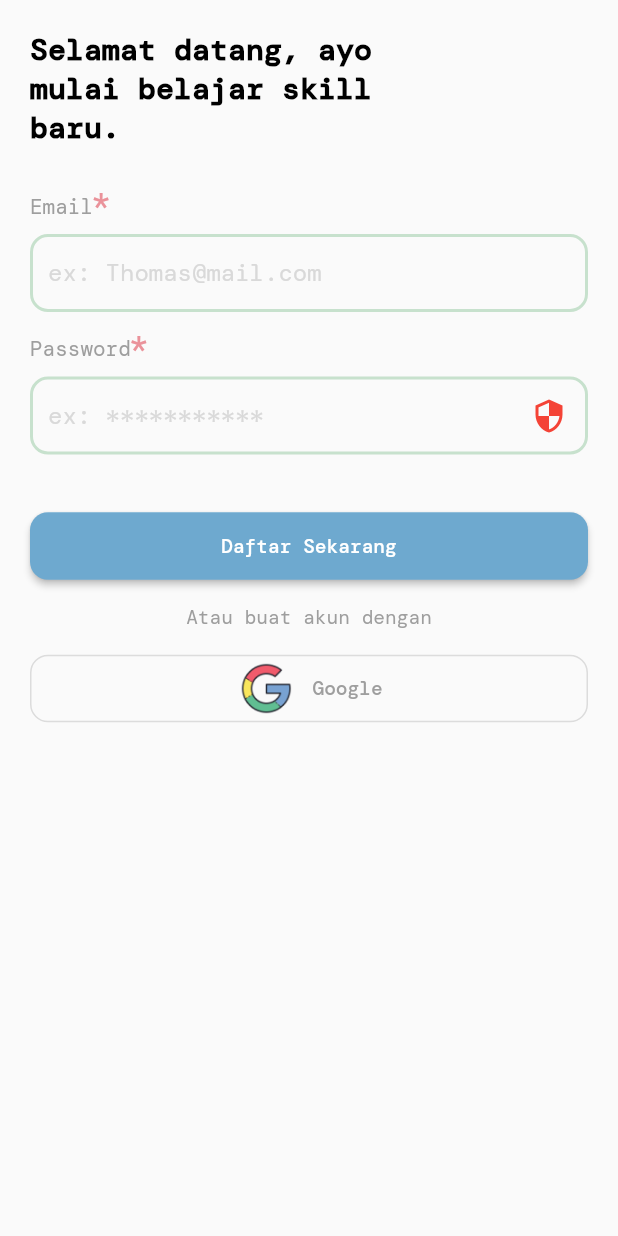
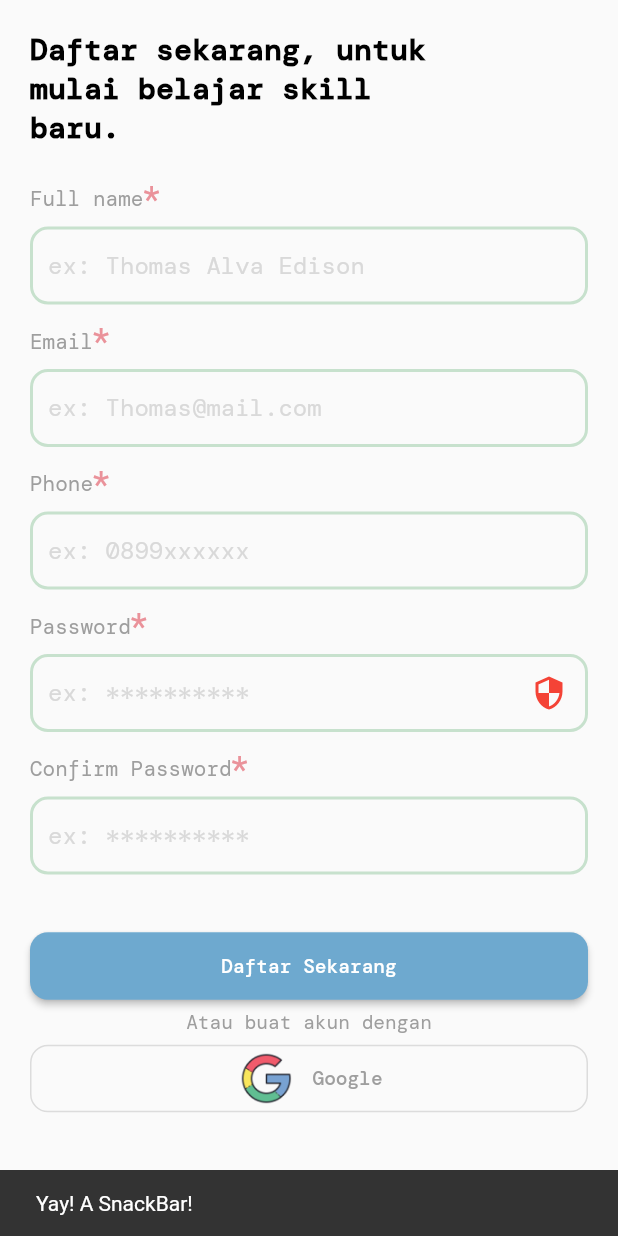
Before and after one commit to dewaprabawa/vooms, a Flutter app: the screen it shows after launch, after a tap on "Daftar Sekarang", on a phone screen of 412 x 824 dp. Run offline on Flutter 3.47's test engine with Material 2 defaults, Android fonts, the phone set to English and light mode, and no system bars; our stand-ins replace bloc, cloud_firestore, dartz, equatable, firebase_auth, firebase_core and 4 more; accounts and stored records are empty; network calls fail; Roboto replaces fonts that are missing (TextStyle); project files that could hold a hidden picture were left out.

Commit message:
add authentication

```diff
--- a/lib/app.dart
+++ b/lib/app.dart
@@ -1,6 +1,11 @@
+import 'package:cloud_firestore/cloud_firestore.dart';
+import 'package:firebase_auth/firebase_auth.dart';
 import 'package:flutter/material.dart';
 import 'package:google_fonts/google_fonts.dart';
 import 'package:vooms/authentications/pages/sign_in/sign_in_page.dart';
+import 'package:vooms/authentications/repository/auth_repository.dart';
+import 'package:vooms/authentications/repository/auth_services.dart';
+import 'package:vooms/authentications/repository/user_services.dart';
 import 'package:vooms/on_boarding/on_boarding_page.dart';
 import 'package:vooms/shareds/general_helper/ui_color_constants.dart';
 import 'package:flutter_bloc/flutter_bloc.dart';
@@ -8,23 +13,26 @@ import 'authentications/pages/sign_up/sign_up_page.dart';
 import 'authentications/pages/sign_up/signup_cubit/sign_up_cubit.dart';
 
 class App extends StatelessWidget {
-  const App({Key? key}): super(key: key);
+  App({Key? key}) : super(key: key);
+
+  final authRepository = AuthRepositoryImpl(
+      AuthServicesImpl(FirebaseAuth.instance),
+      UserStoreImpl(FirebaseFirestore.instance));
 
   @override
   Widget build(BuildContext context) {
     return MultiBlocProvider(
       providers: [
-        BlocProvider(create: (context) => SignUpCubit())
+        BlocProvider(create: (context) => SignUpCubit(authRepository))
       ],
       child: MaterialApp(
         title: 'Vooms',
         theme: ThemeData(
-          primarySwatch: UIColorConstant.materialPrimaryBlue,
-          hintColor: UIColorConstant.accentGrey1,
-          errorColor: UIColorConstant.primaryRed,
-          fontFamily: GoogleFonts.dmMono().toString()
-        ),
-        home: const SignInPage(),
+            primarySwatch: UIColorConstant.materialPrimaryBlue,
+            hintColor: UIColorConstant.accentGrey1,
+            errorColor: UIColorConstant.primaryRed,
+            fontFamily: GoogleFonts.dmMono().toString()),
+        home: const SignUpPage(),
       ),
     );
   }
--- a/lib/authentications/pages/sign_up/sign_up_page.dart
+++ b/lib/authentications/pages/sign_up/sign_up_page.dart
@@ -43,8 +43,14 @@ class _SignUpPageState extends State<SignUpPage> {
   Widget build(BuildContext context) {
     return Scaffold(
       body: BlocConsumer<SignUpCubit, SignUpState>(listener: (context, state) {
-        if (state.status == FormzStatus.invalid) {
-          print("The textfield does not complete");
+        if (state.status == FormzStatus.submissionFailure) {
+          const snackBar = SnackBar(
+            content: Text('Yay! A SnackBar!'),
+          );
+
+// Find the ScaffoldMessenger in the widget tree
+// and use it to show a SnackBar.
+          ScaffoldMessenger.of(context).showSnackBar(snackBar);
         }
       }, builder: (context, state) {
         return SafeArea(
@@ -174,17 +180,13 @@ class _SignUpPageState extends State<SignUpPage> {
                 margin: const EdgeInsets.symmetric(horizontal: 20),
                 text: "Google",
                 leadingChild: Image.asset(UIAssetConstants.googleButtonImage),
-                onPressed: (){
-
-                },
+                onPressed: () {},
               ),
               const SizedBox(
                 height: 20,
               ),
               TextButton(
-                  onPressed: () {
-
-                  },
+                onPressed: () {},
                 child: Row(
                   mainAxisAlignment: MainAxisAlignment.center,
                   children: [
--- a/lib/authentications/pages/sign_up/signup_cubit/sign_up_cubit.dart
+++ b/lib/authentications/pages/sign_up/signup_cubit/sign_up_cubit.dart
@@ -6,33 +6,45 @@ import 'package:vooms/authentications/pages/sign_up/signup_cubit/validation_mode
 import 'package:vooms/authentications/pages/sign_up/signup_cubit/validation_models/full_name.dart';
 import 'package:vooms/authentications/pages/sign_up/signup_cubit/validation_models/password.dart';
 import 'package:vooms/authentications/pages/sign_up/signup_cubit/validation_models/phone_numbar.dart';
-
-
+import 'package:vooms/authentications/repository/auth_repository.dart';
+import 'package:vooms/authentications/repository/failure.dart';
 
 part 'sign_up_state.dart';
 
 class SignUpCubit extends Cubit<SignUpState> {
-  SignUpCubit() : super(const SignUpState());
+  SignUpCubit(this.authRepository) : super(const SignUpState());
 
-   void onSecureOnChanged(){
-    emit(state.copyWith(
-      isSecurity: !state.isSecurity
-    ));
-   }
+  final AuthRepository authRepository;
 
-   void fullNameChanged(String value) {
+  void onSecureOnChanged() {
+    emit(state.copyWith(isSecurity: !state.isSecurity));
+  }
+
+  void fullNameChanged(String value) {
     final fullName = FullName.dirty(value);
     emit(state.copyWith(
       fullName: fullName,
-      status:  Formz.validate([fullName, state.email, state.password, state.confirmPassword, state.phoneNumber]),
+      status: Formz.validate([
+        fullName,
+        state.email,
+        state.password,
+        state.confirmPassword,
+        state.phoneNumber
+      ]),
     ));
   }
 
-  void phoneNumberChanged(String value){
+  void phoneNumberChanged(String value) {
     final phoneNumber = PhoneNumber.dirty(value);
     emit(state.copyWith(
       phoneNumber: phoneNumber,
-      status:  Formz.validate([phoneNumber, state.fullName, state.email, state.password, state.confirmPassword]),
+      status: Formz.validate([
+        phoneNumber,
+        state.fullName,
+        state.email,
+        state.password,
+        state.confirmPassword
+      ]),
     ));
   }
 
@@ -40,37 +52,69 @@ class SignUpCubit extends Cubit<SignUpState> {
     final email = Email.dirty(value);
     emit(state.copyWith(
       email: email,
-      status:  Formz.validate([state.fullName, email, state.password, state.confirmPassword, state.phoneNumber]),
+      status: Formz.validate([
+        state.fullName,
+        email,
+        state.password,
+        state.confirmPassword,
+        state.phoneNumber
+      ]),
     ));
   }
 
   void passwordChanged(String value) {
     final password = Password.dirty(value);
-    final confirmPassword = ConfirmPassword.dirty(password: value, value: state.confirmPassword.password);
+    final confirmPassword = ConfirmPassword.dirty(
+        password: value, value: state.confirmPassword.password);
     emit(state.copyWith(
       password: password,
       confirmPassword: confirmPassword,
-      status:  Formz.validate([state.fullName, state.email, password, confirmPassword, state.phoneNumber]),
+      status: Formz.validate([
+        state.fullName,
+        state.email,
+        password,
+        confirmPassword,
+        state.phoneNumber
+      ]),
     ));
   }
 
   void confirmPasswordChanged(String value) {
     final password = Password.dirty(state.password.value);
-    final confirmPassword = ConfirmPassword.dirty(password:password.value, value: value);
+    final confirmPassword =
+        ConfirmPassword.dirty(password: password.value, value: value);
     emit(state.copyWith(
       password: password,
       confirmPassword: confirmPassword,
-      status: Formz.validate([state.fullName, state.email, password, confirmPassword, state.phoneNumber]),
+      status: Formz.validate([
+        state.fullName,
+        state.email,
+        password,
+        confirmPassword,
+        state.phoneNumber
+      ]),
     ));
   }
 
   Future<void> signUp() async {
+    print("1");
     if (state.status.isInvalid) return;
     emit(state.copyWith(status: FormzStatus.submissionInProgress));
     try {
-      // Call your sign up API here
-      emit(state.copyWith(status: FormzStatus.submissionSuccess));
-    } catch (e) {
+      final data = await authRepository.signUpUser(
+          fullname: state.fullName.value,
+          phone: state.phoneNumber.value,
+          email: state.email.value,
+          password: state.password.value);
+      data.fold((error) {
+        String errorMessage = (error as AuthenticationError).errorMessage;
+        emit(state.copyWith(
+            errorMessage: errorMessage, status: FormzStatus.submissionFailure));
+      }, (_) {
+        emit(state.copyWith(status: FormzStatus.submissionSuccess));
+      });
+    } on SignUpWithEmailAndPasswordException catch (e) {
+      print(e.message);
       emit(state.copyWith(status: FormzStatus.submissionFailure));
     }
   }
--- a/lib/authentications/repository/auth_repository.dart
+++ b/lib/authentications/repository/auth_repository.dart
@@ -1,37 +1,89 @@
-import 'package:firebase_auth/firebase_auth.dart';
-import 'package:firebase_core/firebase_core.dart';
+import 'package:dartz/dartz.dart';
+import 'package:flutter/material.dart';
+import 'package:vooms/authentications/repository/auth_services.dart';
+import 'package:vooms/authentications/repository/user_services.dart';
+import 'package:vooms/authentications/repository/failure.dart';
+import 'package:vooms/authentications/repository/user_entity.dart';
 
 abstract class AuthRepository {
-  Future<void> signInUser({required String email, required String password});
-  Future<bool> signUpUser();
-  Future<bool> signOut();
+  Future<Either<Failure, Unit>> signUpUser(
+      {required String fullname,
+      required String email,
+      required String password,
+      required String phone});
+
+  Future<Either<Failure, Unit>> signInUser({
+    required String email,
+    required String password,
+  });
+
+  Future<Either<Failure, Unit>> signOutUser();
+
+  Stream<bool> listenToUserChanges();
 }
 
-class AuthRepositoryImpl extends AuthRepository {
-  final FirebaseAuth _firebaseAuth;
+class AuthRepositoryImpl implements AuthRepository {
+  final AuthService _authService;
+  final DBservice _authStore;
 
-  AuthRepositoryImpl(this._firebaseAuth);
+  AuthRepositoryImpl(this._authService, this._authStore);
 
   @override
-  Future<void> signInUser(
-      {required String email, required String password}) async {
-     try{
-      await _firebaseAuth
-        .createUserWithEmailAndPassword(email: email, password: password);
-     } on FirebaseAuthException  catch (e) {
-      e.code;
-     }
+  Future<Either<Failure, Unit>> signUpUser(
+      {required String fullname,
+      required String email,
+      required String password,
+      required String phone}) async {
+    try {
+      final model = await _authService.signUpUser(email, password);
+      if (model != null) {
+        await _authStore.save(UserEntity(fullname, phone,
+                uid: model.uid,
+                email: email,
+                photoUrl: model.photoUrl,
+                displayName: model.uid)
+            .toMap());
+      }
+         debugPrint("==signUpUser==");
+      return right(unit);
+    } on SignUpWithEmailAndPasswordException catch (e) {
+      debugPrint(e.toString());
+      return left(AuthenticationError(e.message));
+    } on AuthStoreException catch (e) {
+      debugPrint(e.toString());
+      return left(AuthenticationError(e.toString()));
+    }
   }
 
   @override
-  Future<bool> signOut() {
-    // TODO: implement signOut
-    throw UnimplementedError();
+  Future<Either<Failure, Unit>> signInUser(
+      {required String email, required String password}) async {
+    try {
+      await _authService.signInUser(email, password);
+      return right(unit);
+    } on SignInWithEmailAndPasswordException catch (e) {
+      return left(AuthenticationError(e.message));
+    } on AuthStoreException catch (e) {
+      return left(AuthenticationError(e.toString()));
+    }
   }
 
   @override
-  Future<bool> signUpUser() {
-    // TODO: implement signUpUser
-    throw UnimplementedError();
+  Future<Either<Failure, Unit>> signOutUser() async {
+    try {
+      await _authService.signOut();
+      return right(unit);
+    } on SignOutException catch (_) {
+      return left(AuthenticationError("Failure in logout..."));
+    } on AuthStoreException catch (e) {
+      return left(AuthenticationError(e.toString()));
+    }
+  }
+
+  @override
+  Stream<bool> listenToUserChanges() {
+    return _authService.onAuthStateChanged.map((event){
+      return event != null;
+    });
   }
 }
--- /dev/null
+++ b/lib/authentications/repository/auth_services.dart
@@ -0,0 +1,93 @@
+import 'package:firebase_auth/firebase_auth.dart';
+import 'package:flutter/material.dart';
+import 'package:vooms/authentications/repository/failure.dart';
+import 'package:vooms/authentications/repository/user_model.dart';
+
+abstract class AuthService {
+  Stream<UserModel?> get onAuthStateChanged;
+  Future<UserModel> signInAnonymously();
+  Future<UserModel?> signInUser(
+      String email, String password);
+  Future<UserModel?> signUpUser(
+      String email, String password);
+  Future<UserModel> signInWithGoogle();
+  Future<UserModel> signInWithFacebook();
+  Future<void> signOut();
+  void dispose();
+
+  // Future<UserEntity> signInWithApple({List<Scope> scopes});
+}
+
+class AuthServicesImpl extends AuthService {
+  final FirebaseAuth _firebaseAuth;
+
+  AuthServicesImpl(this._firebaseAuth);
+
+
+  @override
+  void dispose() {
+
+  }
+
+
+  @override
+  Future<UserModel?> signUpUser(
+      String email, String password) async {
+    try {
+      final credential = await _firebaseAuth.createUserWithEmailAndPassword(
+          email: email, password: password);
+        return Mapper.toModel(credential.user!);
+    } on FirebaseAuthException catch (exc) {
+      debugPrint(exc.code + "===AUTH===");
+      throw SignUpWithEmailAndPasswordException.fromCode(exc.code);
+    }
+  }
+
+  @override
+  Future<UserModel?> signInUser(
+      String email, String password) async {
+    try {
+      final credential = await _firebaseAuth.signInWithEmailAndPassword(
+          email: email, password: password);
+      return Mapper.toModel(credential.user!);
+    } on FirebaseAuthException catch (exc) {
+      throw SignInWithEmailAndPasswordException.fromCode(exc.code);
+    }
+  }
+
+
+  @override
+  Future<void> signOut() async {
+    try{
+      await _firebaseAuth.signOut();
+    }catch(_){
+      throw SignOutException();
+    }
+  }
+
+
+  @override
+  Future<UserModel> signInAnonymously() {
+    // TODO: implement signInAnonymously
+    throw UnimplementedError();
+  }
+
+  @override
+  Future<UserModel> signInWithFacebook() {
+    // TODO: implement signInWithFacebook
+    throw UnimplementedError();
+  }
+
+  @override
+  Future<UserModel> signInWithGoogle() {
+    // TODO: implement signInWithGoogle
+    throw UnimplementedError();
+  }
+
+  @override
+  Stream<UserModel> get onAuthStateChanged{
+     return _firebaseAuth.authStateChanges().map((user) {
+      return Mapper.toModel(user!);
+    });
+  }
+}
--- /dev/null
+++ b/lib/authentications/repository/failure.dart
@@ -0,0 +1,90 @@
+import 'package:equatable/equatable.dart';
+
+abstract class Failure extends Equatable {
+  @override
+  List<Object> get props => [];
+}
+
+
+class AuthenticationError extends Failure {
+  final String errorMessage;
+
+  AuthenticationError(this.errorMessage);
+}
+
+class SignUpWithEmailAndPasswordException implements Exception {
+
+  const SignUpWithEmailAndPasswordException([
+    this.message = 'An unknown exception occurred.',
+  ]);
+
+  factory SignUpWithEmailAndPasswordException.fromCode(String code) {
+    switch (code) {
+      case 'invalid-email':
+        return const SignUpWithEmailAndPasswordException(
+          'Email is not valid or badly formatted.',
+        );
+      case 'user-disabled':
+        return const SignUpWithEmailAndPasswordException(
+          'This user has been disabled. Please contact support for help.',
+        );
+      case 'email-already-in-use':
+        return const SignUpWithEmailAndPasswordException(
+          'An account already exists for that email.',
+        );
+      case 'operation-not-allowed':
+        return const SignUpWithEmailAndPasswordException(
+          'Operation is not allowed.  Please contact support.',
+        );
+      case 'weak-password':
+        return const SignUpWithEmailAndPasswordException(
+          'Please enter a stronger password.',
+        );
+      default:
+        return const SignUpWithEmailAndPasswordException();
+    }
+  }
+
+  /// The associated error message.
+  final String message;
+}
+
+
+class SignInWithEmailAndPasswordException implements Exception {
+  /// {@macro log_in_with_email_and_password_failure}
+  const SignInWithEmailAndPasswordException([
+    this.message = 'An unknown exception occurred.',
+  ]);
+
+  /// Create an authentication message
+  /// from a firebase authentication exception code.
+  factory SignInWithEmailAndPasswordException.fromCode(String code) {
+    switch (code) {
+      case 'invalid-email':
+        return const SignInWithEmailAndPasswordException(
+          'Email is not valid or badly formatted.',
+        );
+      case 'user-disabled':
+        return const SignInWithEmailAndPasswordException(
+          'This user has been disabled. Please contact support for help.',
+        );
+      case 'user-not-found':
+        return const SignInWithEmailAndPasswordException(
+          'Email is not found, please create an account.',
+        );
+      case 'wrong-password':
+        return const SignInWithEmailAndPasswordException(
+          'Incorrect password, please try again.',
+        );
+      default:
+        return const SignInWithEmailAndPasswordException();
+    }
+  }
+
+  /// The associated error message.
+  final String message;
+}
+
+class SignOutException implements Exception {}
+
+class AuthStoreException implements Exception {}
--- /dev/null
+++ b/lib/authentications/repository/user_entity.dart
@@ -0,0 +1,23 @@
+import 'package:vooms/authentications/repository/user_model.dart';
+
+class UserEntity extends UserModel {
+  UserEntity(this.fullname, this.phone,
+      {required super.uid,
+      required super.email,
+      required super.photoUrl,
+      required super.displayName});
+
+  final String fullname;
+  final String phone;
+
+  Map<String, dynamic> toMap() {
+    return {
+      "id": uid,
+      "email": email,
+      "fullname": fullname,
+      "phone": phone,
+      "photoUrl": photoUrl,
+      "displayName": displayName
+    };
+  }
+}
--- /dev/null
+++ b/lib/authentications/repository/user_model.dart
@@ -0,0 +1,26 @@
+import 'package:firebase_auth/firebase_auth.dart';
+
+class UserModel {
+  const UserModel({
+    required this.uid,
+    required this.email,
+    required this.photoUrl,
+    required this.displayName,
+  });
+
+  final String uid;
+  final String email;
+  final String photoUrl;
+  final String displayName;
+}
+
+
+class Mapper{
+   static UserModel toModel(User user) {
+    return UserModel(
+        uid: user.uid,
+        email: user.email ?? "",
+        photoUrl: user.photoURL ?? "",
+        displayName: user.displayName ?? "");
+  }
+}
--- a/lib/main_development.dart
+++ b/lib/main_development.dart
@@ -8,5 +8,5 @@ void main() async {
   await Firebase.initializeApp(
     options: DefaultFirebaseOptions.currentPlatform,
   );
-  runApp(const App());
+  runApp(App());
 }
--- a/lib/main_production.dart
+++ b/lib/main_production.dart
@@ -8,5 +8,5 @@ void main() async {
   await Firebase.initializeApp(
     options: DefaultFirebaseOptions.currentPlatform,
   );
-  runApp(const App());
+  runApp(App());
 }
--- a/lib/main_staging.dart
+++ b/lib/main_staging.dart
@@ -8,5 +8,5 @@ void main() async {
   await Firebase.initializeApp(
     options: DefaultFirebaseOptions.currentPlatform,
   );
-  runApp(const App());
+  runApp(App());
 }
--- a/pubspec.yaml
+++ b/pubspec.yaml
@@ -35,6 +35,7 @@ dependencies:
   # Use with the CupertinoIcons class for iOS style icons.
   bloc: ^8.1.1
   cupertino_icons: ^1.0.2
+  dartz: ^0.10.0
   google_fonts: ^3.0.0
   equatable: ^2.0.5
   flutter_svg: ^1.0.2
@@ -42,6 +43,7 @@ dependencies:
   flutter_bloc: ^8.1.2
   firebase_core: ^2.8.0
   firebase_auth: ^4.3.0
+  cloud_firestore: ^4.5.0
 
 
 dev_dependencies:
```
Also changed, not shown: lib/authentications/pages/sign_in/signin_cubit/sign_in_cubit.dart (added, +32 -0 lines), lib/authentications/pages/sign_in/signin_cubit/sign_in_state.dart (renamed from lib/authentications/pages/sign_in/signin_cubit/signin_cubit_state.dart, +10 -6 lines), lib/authentications/pages/sign_in/signin_cubit/signin_cubit_cubit.dart (deleted, +0 -10 lines), lib/authentications/repository/user_services.dart (added, +59 -0 lines), pubspec.lock, 1 other file. Lines whose indentation alone changed are shown as unchanged.
